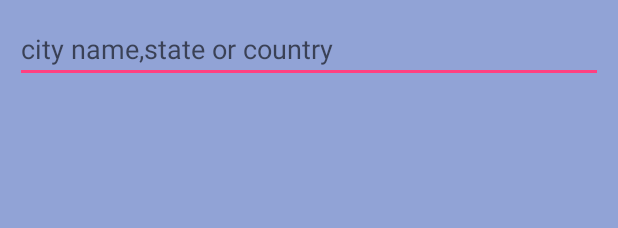
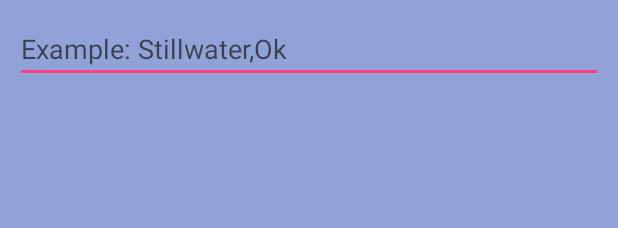
Before and after one commit to andrewbeav/WeatherMeme, an Android app: the layout edit_location_popup.xml on its own in the app's theme, with its tools: preview values and no code run, on a phone screen of 412 x 824 dp. Shown: the top 228 px of the screen. Run offline under Robolectric (Android 15) with nearby library versions, the light colour scheme and no system bars.

Commit message:
Update hint for EditText in the choose location dialog

```diff
--- a/app/src/main/res/values/strings.xml
+++ b/app/src/main/res/values/strings.xml
@@ -6,7 +6,7 @@
     <string name="weather_description_default">Weather</string>
     <string name="refresh_button_text">Refresh</string>
     <string name="edit_location_text">Edit Location</string>
-    <string name="location_text_view_text">city name,state or country</string>
+    <string name="location_text_view_text">Example: Stillwater,Ok</string>
     <string name="submit_location_text">Submit</string>
     <string name="use_current_location_text">Use Current Location</string>
 </resources>
```
